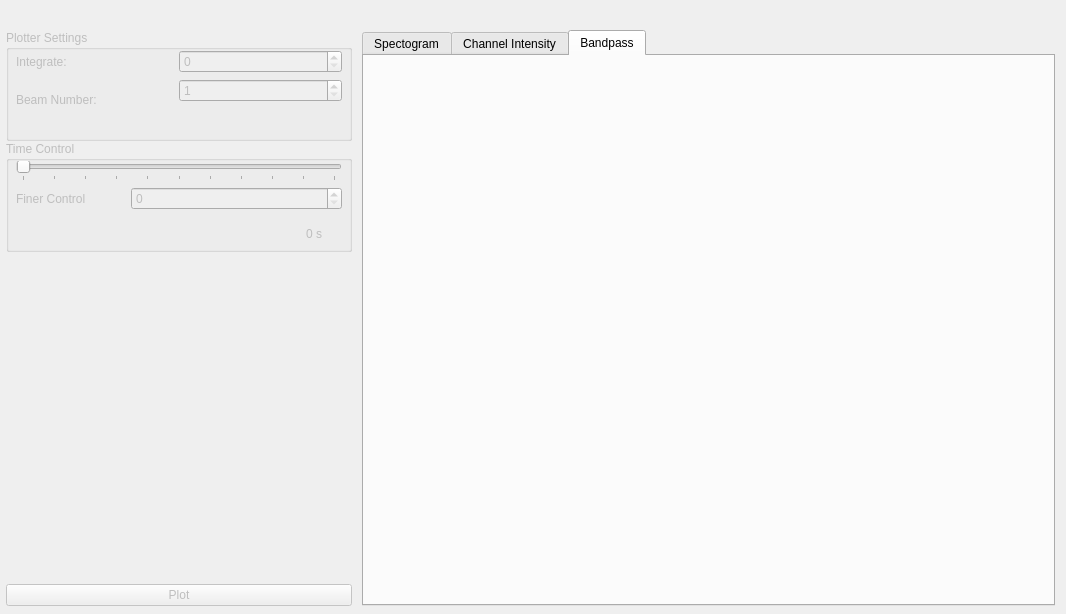
Old version of the form plotter/plotWidget.ui in the repository lessju/MDSM.
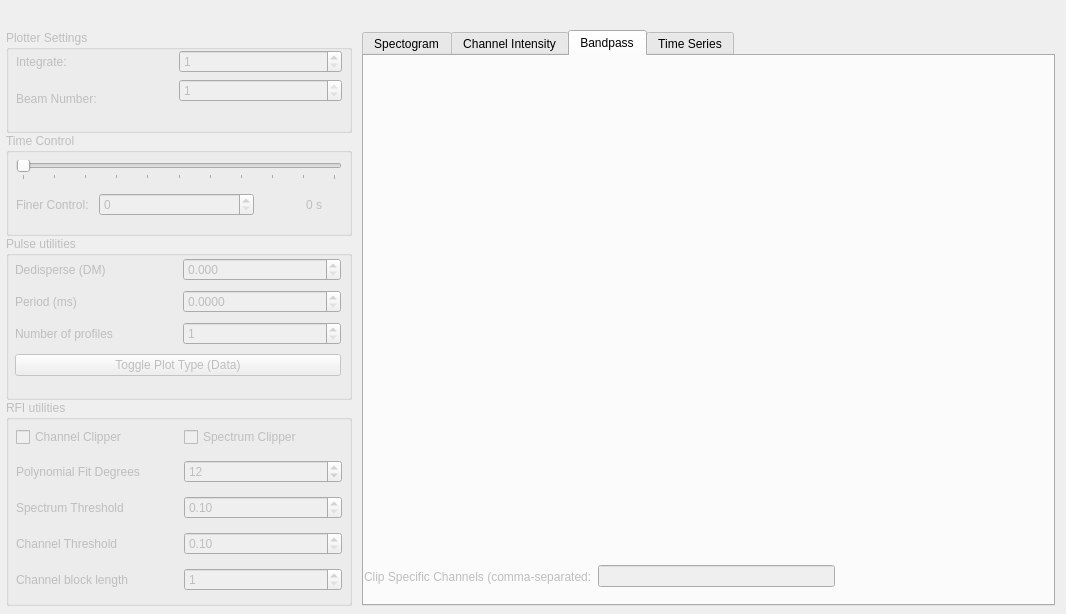
New version of the form. The open tabs and pages were chosen to show the change. Custom widgets are drawn as their Qt base class.

Commit message: Added pulsar and rfi utilities to plotter

Patch:
```diff
--- a/plotter/plotWidget.ui
+++ b/plotter/plotWidget.ui
@@ -47,119 +47,8 @@
     <property name="verticalSpacing">
      <number>0</number>
     </property>
-    <item row="1" column="1" rowspan="4">
-     <widget class="QTabWidget" name="tabWidget">
-      <property name="currentIndex">
-       <number>0</number>
-      </property>
-      <property name="movable">
-       <bool>true</bool>
-      </property>
-      <widget class="QWidget" name="specTab">
-       <attribute name="title">
-        <string>Spectogram</string>
-       </attribute>
-       <widget class="QwtPlot" name="specPlot">
-        <property name="geometry">
-         <rect>
-          <x>0</x>
-          <y>0</y>
-          <width>681</width>
-          <height>501</height>
-         </rect>
-        </property>
-        <property name="minimumSize">
-         <size>
-          <width>500</width>
-          <height>0</height>
-         </size>
-        </property>
-        <property name="cursor">
-         <cursorShape>CrossCursor</cursorShape>
-        </property>
-       </widget>
-      </widget>
-      <widget class="QWidget" name="chanTab">
-       <attribute name="title">
-        <string>Channel Intensity</string>
-       </attribute>
-       <widget class="QwtPlot" name="chanPlot">
-        <property name="geometry">
-         <rect>
-          <x>0</x>
-          <y>0</y>
-          <width>681</width>
-          <height>461</height>
-         </rect>
-        </property>
-        <property name="minimumSize">
-         <size>
-          <width>500</width>
-          <height>0</height>
-         </size>
-        </property>
-        <property name="cursor">
-         <cursorShape>CrossCursor</cursorShape>
-        </property>
-       </widget>
-       <widget class="QWidget" name="layoutWidget">
-        <property name="geometry">
-         <rect>
-          <x>20</x>
-          <y>470</y>
-          <width>262</width>
-          <height>31</height>
-         </rect>
-        </property>
-        <layout class="QHBoxLayout" name="horizontalLayout" stretch="0,0">
-         <item>
-          <widget class="QLabel" name="label_4">
-           <property name="text">
-            <string>Channel Number</string>
-           </property>
-          </widget>
-         </item>
-         <item>
-          <widget class="QSpinBox" name="channelSpin">
-           <property name="enabled">
-            <bool>false</bool>
-           </property>
-           <property name="minimum">
-            <number>1</number>
-           </property>
-          </widget>
-         </item>
-        </layout>
-       </widget>
-      </widget>
-      <widget class="QWidget" name="tab">
-       <attribute name="title">
-        <string>Bandpass</string>
-       </attribute>
-       <widget class="QwtPlot" name="bandPlot">
-        <property name="geometry">
-         <rect>
-          <x>0</x>
-          <y>0</y>
-          <width>681</width>
-          <height>501</height>
-         </rect>
-        </property>
-        <property name="minimumSize">
-         <size>
-          <width>500</width>
-          <height>0</height>
-         </size>
-        </property>
-        <property name="cursor">
-         <cursorShape>CrossCursor</cursorShape>
-        </property>
-       </widget>
-      </widget>
-     </widget>
-    </item>
     <item row="1" column="0" rowspan="4">
-     <layout class="QVBoxLayout" name="verticalGroupBox" stretch="1,1,3,1">
+     <layout class="QVBoxLayout" name="verticalGroupBox" stretch="5,5,8,10">
       <property name="sizeConstraint">
        <enum>QLayout::SetMinimumSize</enum>
       </property>
@@ -177,7 +66,7 @@
            <x>0</x>
            <y>20</y>
            <width>341</width>
-           <height>71</height>
+           <height>68</height>
           </rect>
          </property>
          <layout class="QGridLayout" name="gridLayout_2" columnstretch="1,1,0">
@@ -206,6 +95,9 @@
           </item>
           <item row="0" column="1" colspan="2">
            <widget class="QSpinBox" name="integrationBox">
+            <property name="minimum">
+             <number>1</number>
+            </property>
             <property name="maximum">
              <number>4096</number>
             </property>
@@ -217,7 +109,7 @@
              <number>1</number>
             </property>
             <property name="maximum">
-             <number>8</number>
+             <number>1</number>
             </property>
            </widget>
           </item>
@@ -239,10 +131,10 @@
            <x>0</x>
            <y>20</y>
            <width>341</width>
-           <height>91</height>
+           <height>71</height>
           </rect>
          </property>
-         <layout class="QGridLayout" name="gridLayout_3" columnstretch="1,2">
+         <layout class="QGridLayout" name="gridLayout_3" columnstretch="1,4,2">
           <property name="leftMargin">
            <number>10</number>
           </property>
@@ -255,11 +147,11 @@
           <item row="1" column="0">
            <widget class="QLabel" name="label_5">
             <property name="text">
-             <string>Finer Control</string>
+             <string>Finer Control:</string>
             </property>
            </widget>
           </item>
-          <item row="0" column="0" colspan="2">
+          <item row="0" column="0" colspan="3">
            <widget class="QSlider" name="timeSlider">
             <property name="maximum">
              <number>1000</number>
@@ -285,7 +177,7 @@
             </property>
            </widget>
           </item>
-          <item row="2" column="0" colspan="2">
+          <item row="1" column="2">
            <widget class="QLabel" name="current_time_label">
             <property name="text">
              <string>0 s</string>
@@ -303,33 +195,406 @@
        </widget>
       </item>
       <item>
-       <spacer name="verticalSpacer">
-        <property name="orientation">
-         <enum>Qt::Vertical</enum>
+       <widget class="QGroupBox" name="groupBox_3">
+        <property name="enabled">
+         <bool>false</bool>
         </property>
-        <property name="sizeType">
-         <enum>QSizePolicy::Expanding</enum>
+        <property name="title">
+         <string>Pulse utilities</string>
         </property>
-        <property name="sizeHint" stdset="0">
-         <size>
-          <width>20</width>
-          <height>40</height>
-         </size>
-        </property>
-       </spacer>
+        <widget class="QWidget" name="gridLayoutWidget_4">
+         <property name="geometry">
+          <rect>
+           <x>-1</x>
+           <y>19</y>
+           <width>341</width>
+           <height>128</height>
+          </rect>
+         </property>
+         <layout class="QGridLayout" name="gridLayout_4">
+          <property name="leftMargin">
+           <number>10</number>
+          </property>
+          <property name="rightMargin">
+           <number>5</number>
+          </property>
+          <property name="horizontalSpacing">
+           <number>10</number>
+          </property>
+          <item row="0" column="0">
+           <widget class="QLabel" name="label_6">
+            <property name="text">
+             <string>Dedisperse (DM)</string>
+            </property>
+           </widget>
+          </item>
+          <item row="1" column="0">
+           <widget class="QLabel" name="label_8">
+            <property name="text">
+             <string>Period (ms)</string>
+            </property>
+           </widget>
+          </item>
+          <item row="0" column="1">
+           <widget class="QDoubleSpinBox" name="dmSpinBox">
+            <property name="decimals">
+             <number>3</number>
+            </property>
+           </widget>
+          </item>
+          <item row="1" column="1">
+           <widget class="QDoubleSpinBox" name="periodSpinBox">
+            <property name="decimals">
+             <number>4</number>
+            </property>
+            <property name="maximum">
+             <double>5000.000000000000000</double>
+            </property>
+            <property name="singleStep">
+             <double>10.000000000000000</double>
+            </property>
+           </widget>
+          </item>
+          <item row="2" column="1">
+           <widget class="QSpinBox" name="foldingSpinBox">
+            <property name="minimum">
+             <number>1</number>
+            </property>
+            <property name="maximum">
+             <number>1000</number>
+            </property>
+           </widget>
+          </item>
+          <item row="2" column="0">
+           <widget class="QLabel" name="label_9">
+            <property name="text">
+             <string>Number of profiles</string>
+            </property>
+           </widget>
+          </item>
+          <item row="3" column="0" colspan="2">
+           <widget class="QPushButton" name="plotButton">
+            <property name="text">
+             <string>Toggle Plot Type (Data)</string>
+            </property>
+           </widget>
+          </item>
+         </layout>
+        </widget>
+       </widget>
       </item>
       <item>
-       <widget class="QPushButton" name="plotButton">
+       <widget class="QGroupBox" name="groupBox_4">
         <property name="enabled">
          <bool>false</bool>
         </property>
-        <property name="text">
-         <string>Plot</string>
+        <property name="title">
+         <string>RFI utilities</string>
         </property>
+        <widget class="QWidget" name="gridLayoutWidget_5">
+         <property name="geometry">
+          <rect>
+           <x>0</x>
+           <y>20</y>
+           <width>341</width>
+           <height>181</height>
+          </rect>
+         </property>
+         <layout class="QGridLayout" name="gridLayout_5" rowstretch="0,0,0,0,0,0">
+          <property name="leftMargin">
+           <number>10</number>
+          </property>
+          <property name="rightMargin">
+           <number>5</number>
+          </property>
+          <property name="horizontalSpacing">
+           <number>10</number>
+          </property>
+          <item row="3" column="1">
+           <widget class="QDoubleSpinBox" name="channelThresholdBox">
+            <property name="enabled">
+             <bool>false</bool>
+            </property>
+            <property name="decimals">
+             <number>2</number>
+            </property>
+            <property name="minimum">
+             <double>0.100000000000000</double>
+            </property>
+            <property name="maximum">
+             <double>100.000000000000000</double>
+            </property>
+            <property name="singleStep">
+             <double>0.100000000000000</double>
+            </property>
+           </widget>
+          </item>
+          <item row="0" column="0">
+           <widget class="QCheckBox" name="channelRfiBox">
+            <property name="text">
+             <string>Channel Clipper</string>
+            </property>
+           </widget>
+          </item>
+          <item row="0" column="1">
+           <widget class="QCheckBox" name="spectrumRfiBox">
+            <property name="text">
+             <string>Spectrum Clipper</string>
+            </property>
+           </widget>
+          </item>
+          <item row="3" column="0">
+           <widget class="QLabel" name="label">
+            <property name="text">
+             <string>Channel Threshold</string>
+            </property>
+           </widget>
+          </item>
+          <item row="5" column="0">
+           <widget class="QLabel" name="label_10">
+            <property name="text">
+             <string>Channel block length</string>
+            </property>
+           </widget>
+          </item>
+          <item row="5" column="1">
+           <widget class="QSpinBox" name="channelBlockBox">
+            <property name="enabled">
+             <bool>false</bool>
+            </property>
+            <property name="minimum">
+             <number>1</number>
+            </property>
+            <property name="maximum">
+             <number>2000</number>
+            </property>
+            <property name="singleStep">
+             <number>5</number>
+            </property>
+            <property name="value">
+             <number>1</number>
+            </property>
+           </widget>
+          </item>
+          <item row="2" column="0">
+           <widget class="QLabel" name="label_2">
+            <property name="text">
+             <string>Spectrum Threshold</string>
+            </property>
+           </widget>
+          </item>
+          <item row="2" column="1">
+           <widget class="QDoubleSpinBox" name="spectrumThresholdBox">
+            <property name="minimum">
+             <double>0.100000000000000</double>
+            </property>
+            <property name="maximum">
+             <double>100.000000000000000</double>
+            </property>
+            <property name="singleStep">
+             <double>0.500000000000000</double>
+            </property>
+           </widget>
+          </item>
+          <item row="1" column="0">
+           <widget class="QLabel" name="label_11">
+            <property name="text">
+             <string>Polynomial Fit Degrees</string>
+            </property>
+           </widget>
+          </item>
+          <item row="1" column="1">
+           <widget class="QSpinBox" name="fitDegreesBox">
+            <property name="enabled">
+             <bool>false</bool>
+            </property>
+            <property name="minimum">
+             <number>1</number>
+            </property>
+            <property name="maximum">
+             <number>20</number>
+            </property>
+            <property name="singleStep">
+             <number>1</number>
+            </property>
+            <property name="value">
+             <number>12</number>
+            </property>
+           </widget>
+          </item>
+         </layout>
+        </widget>
        </widget>
       </item>
      </layout>
     </item>
+    <item row="1" column="1" rowspan="4">
+     <widget class="QTabWidget" name="tabWidget">
+      <property name="currentIndex">
+       <number>2</number>
+      </property>
+      <property name="movable">
+       <bool>true</bool>
+      </property>
+      <widget class="QWidget" name="specTab">
+       <attribute name="title">
+        <string>Spectogram</string>
+       </attribute>
+       <widget class="QwtPlot" name="specPlot">
+        <property name="geometry">
+         <rect>
+          <x>0</x>
+          <y>0</y>
+          <width>681</width>
+          <height>501</height>
+         </rect>
+        </property>
+        <property name="minimumSize">
+         <size>
+          <width>500</width>
+          <height>0</height>
+         </size>
+        </property>
+        <property name="cursor">
+         <cursorShape>CrossCursor</cursorShape>
+        </property>
+       </widget>
+      </widget>
+      <widget class="QWidget" name="chanTab">
+       <attribute name="title">
+        <string>Channel Intensity</string>
+       </attribute>
+       <widget class="QwtPlot" name="chanPlot">
+        <property name="geometry">
+         <rect>
+          <x>0</x>
+          <y>0</y>
+          <width>681</width>
+          <height>461</height>
+         </rect>
+        </property>
+        <property name="minimumSize">
+         <size>
+          <width>500</width>
+          <height>0</height>
+         </size>
+        </property>
+        <property name="cursor">
+         <cursorShape>CrossCursor</cursorShape>
+        </property>
+       </widget>
+       <widget class="QWidget" name="layoutWidget">
+        <property name="geometry">
+         <rect>
+          <x>20</x>
+          <y>470</y>
+          <width>262</width>
+          <height>31</height>
+         </rect>
+        </property>
+        <layout class="QHBoxLayout" name="horizontalLayout" stretch="0,0">
+         <item>
+          <widget class="QLabel" name="label_4">
+           <property name="text">
+            <string>Channel Number</string>
+           </property>
+          </widget>
+         </item>
+         <item>
+          <widget class="QSpinBox" name="channelSpin">
+           <property name="enabled">
+            <bool>false</bool>
+           </property>
+           <property name="minimum">
+            <number>1</number>
+           </property>
+          </widget>
+         </item>
+        </layout>
+       </widget>
+      </widget>
+      <widget class="QWidget" name="tab">
+       <attribute name="title">
+        <string>Bandpass</string>
+       </attribute>
+       <widget class="QwtPlot" name="bandPlot">
+        <property name="geometry">
+         <rect>
+          <x>0</x>
+          <y>0</y>
+          <width>681</width>
+          <height>501</height>
+         </rect>
+        </property>
+        <property name="minimumSize">
+         <size>
+          <width>500</width>
+          <height>0</height>
+         </size>
+        </property>
+        <property name="cursor">
+         <cursorShape>CrossCursor</cursorShape>
+        </property>
+       </widget>
+       <widget class="QWidget" name="horizontalLayoutWidget">
+        <property name="geometry">
+         <rect>
+          <x>0</x>
+          <y>500</y>
+          <width>471</width>
+          <height>41</height>
+         </rect>
+        </property>
+        <layout class="QHBoxLayout" name="horizontalLayout_2">
+         <item>
+          <widget class="QLabel" name="label_12">
+           <property name="enabled">
+            <bool>false</bool>
+           </property>
+           <property name="text">
+            <string>Clip Specific Channels (comma-separated:</string>
+           </property>
+          </widget>
+         </item>
+         <item>
+          <widget class="QLineEdit" name="channelMaskEdit">
+           <property name="enabled">
+            <bool>false</bool>
+           </property>
+           <property name="text">
+            <string/>
+           </property>
+          </widget>
+         </item>
+        </layout>
+       </widget>
+      </widget>
+      <widget class="QWidget" name="timeTab">
+       <attribute name="title">
+        <string>Time Series</string>
+       </attribute>
+       <widget class="QwtPlot" name="timePlot">
+        <property name="geometry">
+         <rect>
+          <x>0</x>
+          <y>0</y>
+          <width>681</width>
+          <height>501</height>
+         </rect>
+        </property>
+        <property name="minimumSize">
+         <size>
+          <width>500</width>
+          <height>0</height>
+         </size>
+        </property>
+        <property name="cursor">
+         <cursorShape>CrossCursor</cursorShape>
+        </property>
+       </widget>
+      </widget>
+     </widget>
+    </item>
    </layout>
   </widget>
  </widget>
```
Left out of the diff: 115 changed lines with no effect on the pictures. The commit also changes 12 other files.
